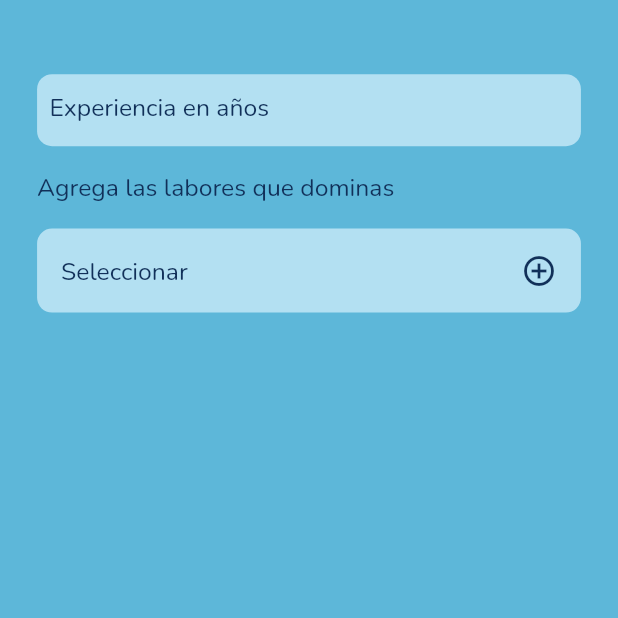
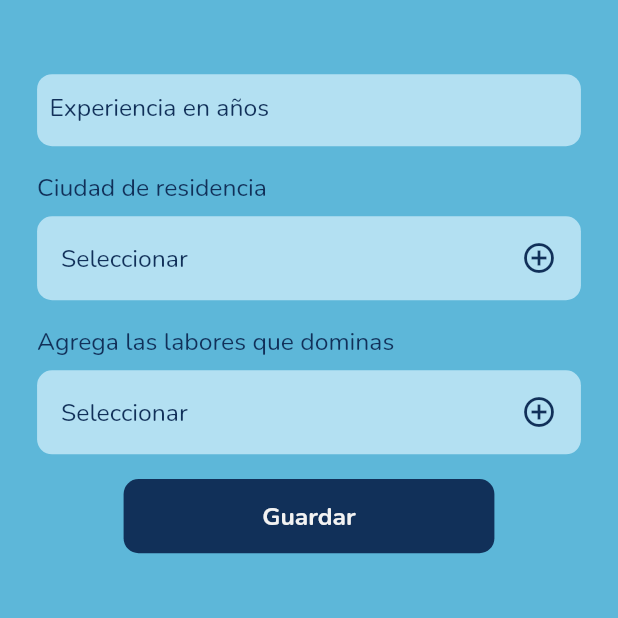
Before and after one commit to Ar1123/domo, a Flutter app: the ProfessionalData screen opened directly, after a tap on "Seleccionar", on a phone screen of 412 x 824 dp, the top half of it. Run offline on Flutter 3.47's test engine with Material 2 defaults, Android fonts, the phone set to English and light mode, and no system bars; our stand-ins replace carousel_slider, google_fonts, pin_code_fields.

Commit message:
implementacion de la vista de las listas de servicios por ciudades

```diff
--- a/lib/src/config/routes/routes.dart
+++ b/lib/src/config/routes/routes.dart
@@ -5,4 +5,5 @@ getRoutes() => {
       'verificationCodePage': (_) => VerificationCodePage(),
       'selectUserType': (_) => SelectUserType(),
       'profilePage': (_) => ProfilePage(),
+      'listServicePage': (_) => ListServicePage(),
     };
--- a/lib/src/config/style/style.dart
+++ b/lib/src/config/style/style.dart
@@ -5,7 +5,7 @@ Color get backGroundColor => Color.fromRGBO(93, 183, 217, 1);
 Color get blueColorTwo => Color.fromRGBO(179, 224, 242, 1);
 Color get colorText => Color.fromRGBO(17, 48, 89, 1);
 Color get whiteColor => Color.fromRGBO(242, 242, 242, 1);
-
+Color get blackColor => Colors.black;
 TextStyle textStyle({
   FontWeight fontWeight = FontWeight.bold,
   required Color color,
--- a/lib/src/presentation/pages/home/profile/tabs_profile/professiona_data.dart
+++ b/lib/src/presentation/pages/home/profile/tabs_profile/professiona_data.dart
@@ -27,6 +27,42 @@ class ProfessionalData extends StatelessWidget {
               textEditingController: _yearExperience,
             ),
           ),
+          _text(text: 'Ciudad de residencia', size: size),
+          _tapContainer(
+            size: size,
+            action: () {
+              _modalSheet(
+                context: context,
+                size: size,
+              );
+            },
+          ),
+          _text(text: 'Agrega las labores que dominas', size: size),
+          _tapContainer(
+            size: size,
+            action: () {},
+          ),
+          SizedBox(
+            height: size.height * .02,
+          ),
+          ButtonWidget(
+            backGroundColor: colorText,
+            borderColor: colorText,
+            textColor: whiteColor,
+            text: 'Guardar',
+            action: () {
+              Navigator.pushNamed(context, 'listServicePage');
+            },
+          ),
+        ],
+      ),
+    );
+  }
+
+  Widget _text({
+    required String text,
+    required Size size,
+  }) =>
       Container(
         margin: EdgeInsets.only(
           top: size.height * .02,
@@ -35,24 +71,27 @@ class ProfessionalData extends StatelessWidget {
         ),
         alignment: Alignment.centerLeft,
         child: Text(
-              'Agrega las labores que dominas',
+          text,
           style: textStyle(
               color: colorText,
               size: size.height * .02,
               fontWeight: FontWeight.normal),
         ),
-          ),
+      );
+
+  Widget _tapContainer({
+    required Size size,
+    required Function() action,
+  }) =>
       Container(
         margin: EdgeInsets.only(
-              top: size.height * .02,
+          top: size.height * .01,
           left: size.width * .06,
           right: size.width * .06,
         ),
         child: CustomContainer(
           child: ListTile(
-                onTap: () {
-                  log("ssssssssssss");
-                },
+            onTap: action,
             title: Text(
               'Seleccionar',
               style: textStyle(
@@ -67,9 +106,26 @@ class ProfessionalData extends StatelessWidget {
             ),
           ),
         ),
-          )
-        ],
+      );
+  void _modalSheet({
+    required BuildContext context,
+    required Size size,
+  }) =>
+      showBottomSheet(
+           shape: RoundedRectangleBorder(
+        borderRadius: BorderRadius.only(
+          topLeft: Radius.circular(20),
+          topRight: Radius.circular(20),
+        ),
+      ),
+      elevation: 10,
+        context: context,
+        builder: (context) => Container(
+          height: size.height * .4,
+          width: size.width,
+          child: Column(
+            children: [],
+          ),
         ),
       );
 }
-}
--- a/lib/src/presentation/pages/pages.dart
+++ b/lib/src/presentation/pages/pages.dart
@@ -2,3 +2,4 @@ export 'auth/auth_phone_page.dart';
 export 'auth/verification_code.dart';
 export 'home/user_type.dart';
 export 'home/profile/profile_page.dart';
+export 'home/profile/service_list/list_service_page.dart';
--- a/lib/src/presentation/widgets/input_widget.dart
+++ b/lib/src/presentation/widgets/input_widget.dart
@@ -5,13 +5,14 @@ import 'custom_widget/custom.dart';
 import 'package:flutter/material.dart';
 
 class InputWidget extends StatelessWidget {
-  const InputWidget({
+   InputWidget({
     Key? key,
     required this.labeltext,
     required this.onchanged,
     required this.textEditingController,
     this.textInputType = TextInputType.text,
     this.textInputFormatter,
+    this.enabled = true,
     this.lines = 1,
   }) : super(key: key);
   final String labeltext;
@@ -19,6 +20,7 @@ class InputWidget extends StatelessWidget {
   final TextEditingController textEditingController;
   final TextInputType textInputType;
   final int lines;
+  bool enabled;
   final List<TextInputFormatter>? textInputFormatter;
 
   @override
@@ -28,6 +30,7 @@ class InputWidget extends StatelessWidget {
         child: TextField(
       controller: textEditingController,
       onChanged: onchanged,
+      enabled: enabled,
       keyboardType: textInputType,
       inputFormatters: textInputFormatter,
       maxLines: lines,
--- a/lib/src/presentation/widgets/widgets.dart
+++ b/lib/src/presentation/widgets/widgets.dart
@@ -1,3 +1,4 @@
 export 'input_widget.dart';
 export 'button_widget.dart';
 export 'appbar.dart';
+export 'card_widget.dart';
--- a/pubspec.yaml
+++ b/pubspec.yaml
@@ -21,6 +21,7 @@ environment:
   sdk: ">=2.12.0 <3.0.0"
 
 dependencies:
+  carousel_slider: ^4.0.0
   cupertino_icons: ^1.0.2
   flutter:
     sdk: flutter
```
Also changed, not shown: lib/src/presentation/pages/home/profile/service_list/list_service_page.dart (added, +168 -0 lines), lib/src/presentation/pages/home/profile/tabs_profile/persona_data.dart (+14 -0 lines), lib/src/presentation/widgets/card_widget.dart (added, +92 -0 lines), pubspec.lock. Lines whose indentation alone changed are shown as unchanged.
